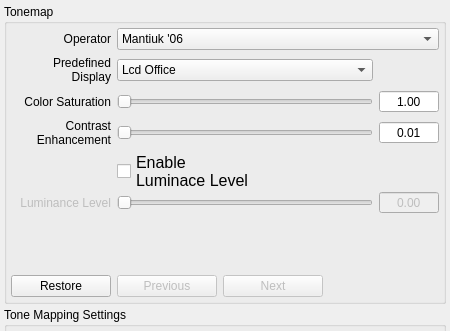
Above: forms/TonemappingPanel.ui from LuminanceHDR/LuminanceHDR before the change; both pictures show x 0 to 450 and y 0 to 331 of the 450 by 674 pixel window. Below: the same form after it.
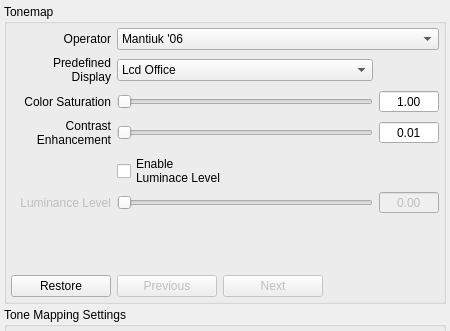
That is the form after the change. The open tabs and pages were chosen to show the change. Icons and pictures are not drawn.

Commit message: [TmoPanel] fixing giant text

Diff of the .ui file:
```diff
--- a/forms/TonemappingPanel.ui
+++ b/forms/TonemappingPanel.ui
@@ -654,12 +654,6 @@
                   <height>28</height>
                  </size>
                 </property>
-                <property name="font">
-                 <font>
-                  <pointsize>12</pointsize>
-                  <kerning>true</kerning>
-                 </font>
-                </property>
                 <property name="text">
                  <string>Enable
 Luminace Level</string>
```
